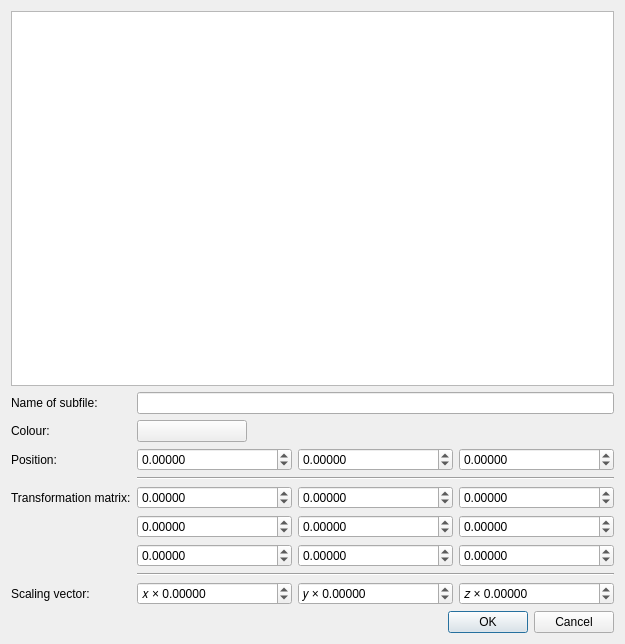
Above: src/dialogs/subfilereferenceeditor.ui from Symbian9/ldforge before the change. Below: the same form after it.
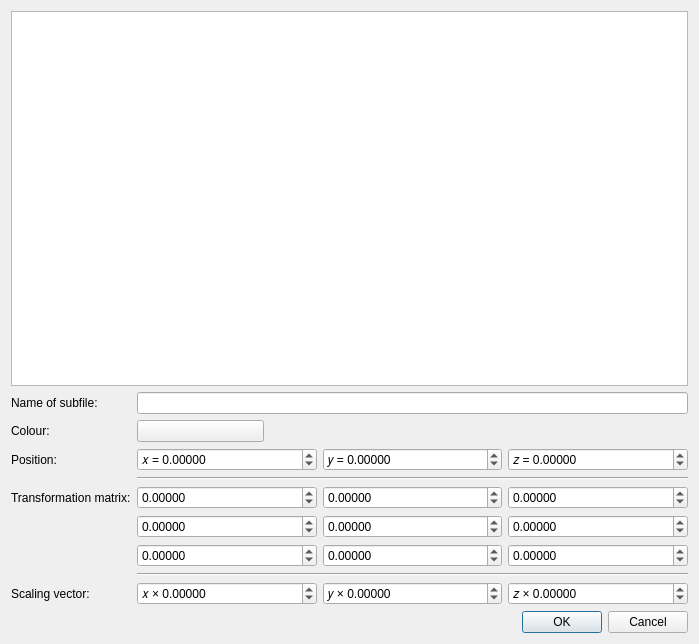
That is the form after the change. Custom widgets are drawn as their Qt base class.

Diff of the .ui file:
```diff
--- a/src/dialogs/subfilereferenceeditor.ui
+++ b/src/dialogs/subfilereferenceeditor.ui
@@ -6,7 +6,7 @@
    <rect>
     <x>0</x>
     <y>0</y>
-    <width>625</width>
+    <width>699</width>
     <height>644</height>
    </rect>
   </property>
@@ -70,7 +70,10 @@
      <item row="2" column="1">
       <layout class="QHBoxLayout" name="horizontalLayout">
        <item>
-        <widget class="QDoubleSpinBox" name="positionX">
+        <widget class="DoubleSpinBox" name="positionX">
+         <property name="prefix">
+          <string>𝑥 = </string>
+         </property>
          <property name="decimals">
           <number>5</number>
          </property>
@@ -83,7 +86,10 @@
         </widget>
        </item>
        <item>
-        <widget class="QDoubleSpinBox" name="positionY">
+        <widget class="DoubleSpinBox" name="positionY">
+         <property name="prefix">
+          <string>𝑦 = </string>
+         </property>
          <property name="decimals">
           <number>5</number>
          </property>
@@ -96,7 +102,10 @@
         </widget>
        </item>
        <item>
-        <widget class="QDoubleSpinBox" name="positionZ">
+        <widget class="DoubleSpinBox" name="positionZ">
+         <property name="prefix">
+          <string>𝑧 = </string>
+         </property>
          <property name="decimals">
           <number>5</number>
          </property>
@@ -325,6 +334,13 @@
    </item>
   </layout>
  </widget>
+ <customwidgets>
+  <customwidget>
+   <class>DoubleSpinBox</class>
+   <extends>QDoubleSpinBox</extends>
+   <header>widgets/doublespinbox.h</header>
+  </customwidget>
+ </customwidgets>
  <tabstops>
   <tabstop>primitivesTreeView</tabstop>
   <tabstop>referenceName</tabstop>
```
Left out of the diff: 24 changed lines with no effect on the pictures.
